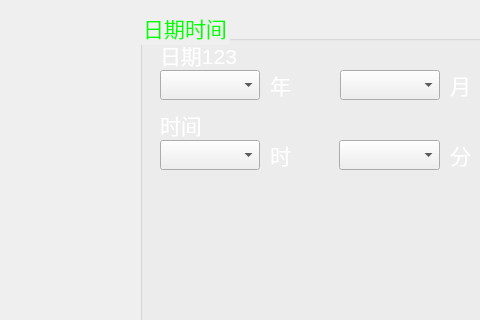
Old version of the form interface/src/ui/frmconfig.ui in the repository msq123sjl/zlkzq; both pictures show x 0 to 480 and y 0 to 320 of the 800 by 480 pixel window.
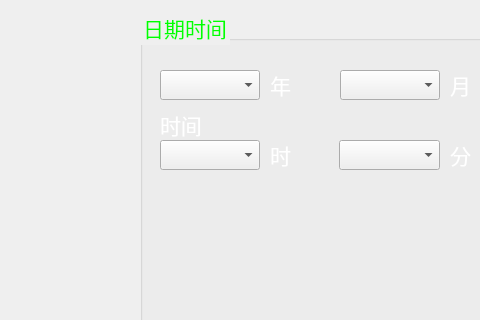
New version of the form. The open tabs and pages were chosen to show the change. Icons and pictures are not drawn. Custom widgets are drawn as their Qt base class.

Diff of the .ui file:
```diff
--- a/interface/src/ui/frmconfig.ui
+++ b/interface/src/ui/frmconfig.ui
@@ -2109,19 +2109,6 @@
       <property name="title">
        <string>日期时间</string>
       </property>
-      <widget class="QLabel" name="label_11">
-       <property name="geometry">
-        <rect>
-         <x>20</x>
-         <y>30</y>
-         <width>90</width>
-         <height>30</height>
-        </rect>
-       </property>
-       <property name="text">
-        <string>日期123</string>
-       </property>
-      </widget>
       <widget class="QLabel" name="label_14">
        <property name="geometry">
         <rect>
```
Left out of the diff: 2 changed lines with no effect on the pictures.
